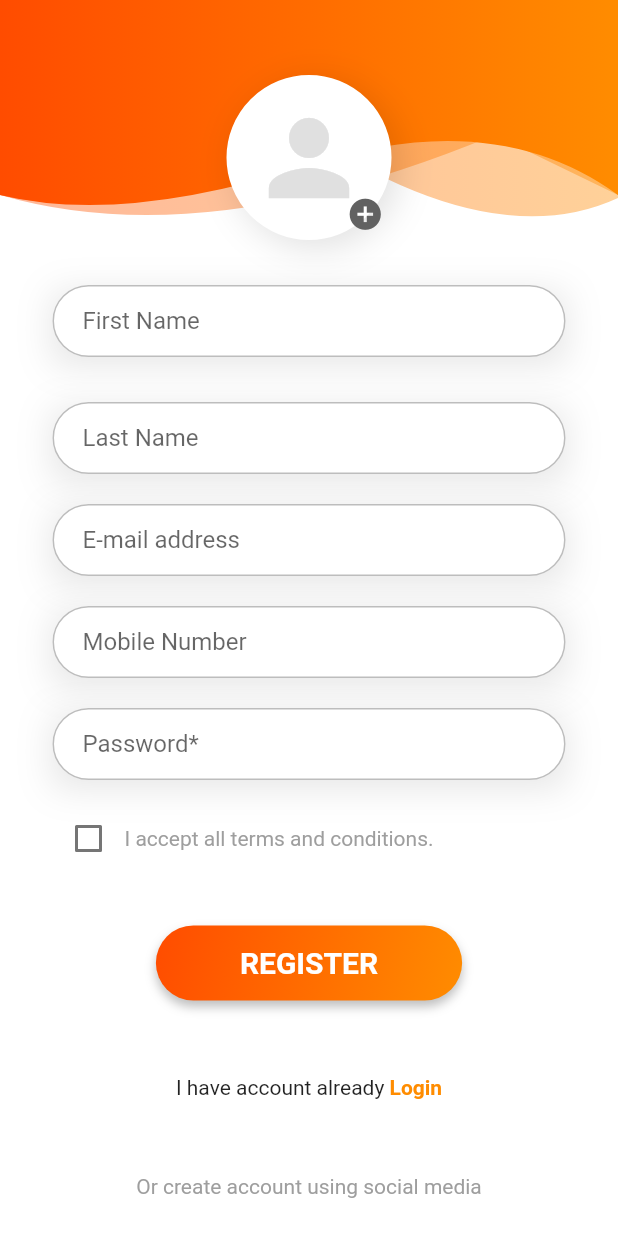
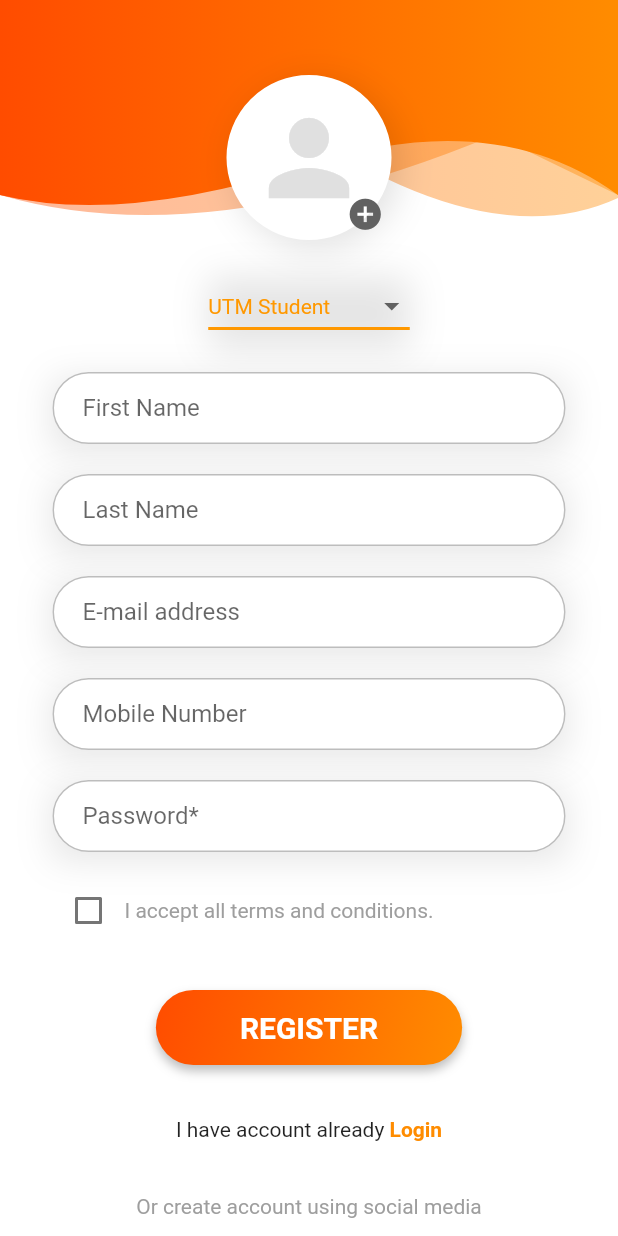
Before and after one commit to softtechforgeeks/Food-Bazaar-App, a Flutter app: the RegistrationPage screen opened directly, on a phone screen of 412 x 824 dp. Run offline on Flutter 3.47's test engine with Material 2 defaults, Android fonts, the phone set to English and light mode, and no system bars; our stand-ins replace cloud_firestore, firebase_auth, firebase_core, fluttertoast, font_awesome_flutter, hexcolor and 1 more; missing offline and left inert: cloud_firestore_web, firebase_analytics_web, firebase_auth_web, firebase_core_web; accounts and stored records are empty.

Commit message:
user's title

```diff
--- a/lib/models/user.dart
+++ b/lib/models/user.dart
@@ -4,6 +4,7 @@ class UserModel {
   String? firstName;
   String? lastName;
   String? mobile;
+  String? title;
   String? password;
 
   UserModel(
@@ -12,6 +13,7 @@ class UserModel {
       this.firstName,
       this.lastName,
       this.mobile,
+      this.title,
       this.password});
 
   // receiving data from server
@@ -22,6 +24,7 @@ class UserModel {
       firstName: map['firstName'],
       lastName: map['lastName'],
       mobile: map['mobile'],
+      title: map['title'],
       password: map['password'],
     );
   }
@@ -34,6 +37,7 @@ class UserModel {
       'firstName': firstName,
       'lastName': lastName,
       'mobile': mobile,
+      'title': title,
       'password': password,
     };
   }
--- a/lib/pages/registration_page.dart
+++ b/lib/pages/registration_page.dart
@@ -11,6 +11,8 @@ import 'login_page.dart';
 import '../models/user.dart';
 
 class RegistrationPage extends StatefulWidget {
+  const RegistrationPage({Key? key}) : super(key: key);
+
   @override
   State<StatefulWidget> createState() {
     return _RegistrationPageState();
@@ -29,11 +31,12 @@ class _RegistrationPageState extends State<RegistrationPage> {
   String? errorMessage;
 
   // editing Controller
-  final firstNameController = new TextEditingController();
-  final secondNameController = new TextEditingController();
-  final emailController = new TextEditingController();
-  final passwordController = new TextEditingController();
-  final mobileController = new TextEditingController();
+  final firstNameController = TextEditingController();
+  final secondNameController = TextEditingController();
+  final emailController = TextEditingController();
+  final passwordController = TextEditingController();
+  final mobileController = TextEditingController();
+  String title = 'UTM Student';
 
   @override
   Widget build(BuildContext context) {
@@ -42,13 +45,13 @@ class _RegistrationPageState extends State<RegistrationPage> {
       body: SingleChildScrollView(
         child: Stack(
           children: [
-            Container(
+            const SizedBox(
               height: 150,
               child: HeaderWidget(150, false, Icons.person_add_alt_1_rounded),
             ),
             Container(
-              margin: EdgeInsets.fromLTRB(25, 50, 25, 10),
-              padding: EdgeInsets.fromLTRB(10, 0, 10, 0),
+              margin: const EdgeInsets.fromLTRB(25, 50, 25, 10),
+              padding: const EdgeInsets.fromLTRB(10, 0, 10, 0),
               alignment: Alignment.center,
               child: Column(
                 children: [
@@ -60,17 +63,17 @@ class _RegistrationPageState extends State<RegistrationPage> {
                           child: Stack(
                             children: [
                               Container(
-                                padding: EdgeInsets.all(10),
+                                padding: const EdgeInsets.all(10),
                                 decoration: BoxDecoration(
                                   borderRadius: BorderRadius.circular(100),
                                   border:
                                       Border.all(width: 5, color: Colors.white),
                                   color: Colors.white,
-                                  boxShadow: [
+                                  boxShadow: const [
                                     BoxShadow(
                                       color: Colors.black12,
                                       blurRadius: 20,
-                                      offset: const Offset(5, 5),
+                                      offset: Offset(5, 5),
                                     ),
                                   ],
                                 ),
@@ -81,7 +84,8 @@ class _RegistrationPageState extends State<RegistrationPage> {
                                 ),
                               ),
                               Container(
-                                padding: EdgeInsets.fromLTRB(80, 80, 0, 0),
+                                padding:
+                                    const EdgeInsets.fromLTRB(80, 80, 0, 0),
                                 child: Icon(
                                   Icons.add_circle,
                                   color: Colors.grey.shade700,
@@ -91,15 +95,46 @@ class _RegistrationPageState extends State<RegistrationPage> {
                             ],
                           ),
                         ),
-                        SizedBox(
-                          height: 30,
+                        const SizedBox(
+                          height: 20,
                         ),
+                        Container(
+                          child: DropdownButton<String>(
+                            value: title,
+                            elevation: 16,
+                            style: const TextStyle(color: Colors.orange),
+                            underline: Container(
+                              height: 2,
+                              color: Colors.orange,
+                            ),
+                            onChanged: (String? newValue) {
+                              setState(() {
+                                title = newValue!;
+                              });
+                            },
+                            items: <String>[
+                              'UTM Student',
+                              'UTM Staff',
+                              'Normal Customer'
+                            ].map<DropdownMenuItem<String>>((String value) {
+                              return DropdownMenuItem<String>(
+                                value: value,
+                                child: Text(value),
+                              );
+                            }).toList(),
+                            // onSaved: (value) {
+                            //   secondNameController.text = value!;
+                            // },
+                          ),
+                          decoration: ThemeHelper().inputBoxDecorationShaddow(),
+                        ),
+                        const SizedBox(height: 20.0),
                         Container(
                           child: TextFormField(
                             controller: firstNameController,
                             keyboardType: TextInputType.name,
                             validator: (value) {
-                              RegExp regex = new RegExp(r'^.{3,}$');
+                              RegExp regex = RegExp(r'^.{3,}$');
                               if (value!.isEmpty) {
                                 return ("First Name cannot be Empty");
                               }
@@ -117,8 +152,8 @@ class _RegistrationPageState extends State<RegistrationPage> {
                           ),
                           decoration: ThemeHelper().inputBoxDecorationShaddow(),
                         ),
-                        SizedBox(
-                          height: 30,
+                        const SizedBox(
+                          height: 20,
                         ),
                         Container(
                           child: TextFormField(
@@ -139,7 +174,7 @@ class _RegistrationPageState extends State<RegistrationPage> {
                           ),
                           decoration: ThemeHelper().inputBoxDecorationShaddow(),
                         ),
-                        SizedBox(height: 20.0),
+                        const SizedBox(height: 20.0),
                         Container(
                           child: TextFormField(
                             controller: emailController,
@@ -164,7 +199,7 @@ class _RegistrationPageState extends State<RegistrationPage> {
                           ),
                           decoration: ThemeHelper().inputBoxDecorationShaddow(),
                         ),
-                        SizedBox(height: 20.0),
+                        const SizedBox(height: 20.0),
                         Container(
                           child: TextFormField(
                             controller: mobileController,
@@ -186,7 +221,7 @@ class _RegistrationPageState extends State<RegistrationPage> {
                           ),
                           decoration: ThemeHelper().inputBoxDecorationShaddow(),
                         ),
-                        SizedBox(height: 20.0),
+                        const SizedBox(height: 20.0),
                         Container(
                           child: TextFormField(
                             controller: passwordController,
@@ -194,7 +229,7 @@ class _RegistrationPageState extends State<RegistrationPage> {
                             decoration: ThemeHelper().textInputDecoration(
                                 "Password*", "Enter your password"),
                             validator: (val) {
-                              RegExp regex = new RegExp(r'^.{6,}$');
+                              RegExp regex = RegExp(r'^.{6,}$');
                               if (val!.isEmpty) {
                                 return ("Password is required for login");
                               }
@@ -209,7 +244,7 @@ class _RegistrationPageState extends State<RegistrationPage> {
                           ),
                           decoration: ThemeHelper().inputBoxDecorationShaddow(),
                         ),
-                        SizedBox(height: 15.0),
+                        const SizedBox(height: 15.0),
                         FormField<bool>(
                           builder: (state) {
                             return Column(
@@ -224,7 +259,7 @@ class _RegistrationPageState extends State<RegistrationPage> {
                                             state.didChange(value);
                                           });
                                         }),
-                                    Text(
+                                    const Text(
                                       "I accept all terms and conditions.",
                                       style: TextStyle(color: Colors.grey),
                                     ),
@@ -252,7 +287,7 @@ class _RegistrationPageState extends State<RegistrationPage> {
                             }
                           },
                         ),
-                        SizedBox(height: 20.0),
+                        const SizedBox(height: 15.0),
                         Container(
                           decoration:
                               ThemeHelper().buttonBoxDecoration(context),
@@ -263,7 +298,7 @@ class _RegistrationPageState extends State<RegistrationPage> {
                                   const EdgeInsets.fromLTRB(40, 10, 40, 10),
                               child: Text(
                                 "Register".toUpperCase(),
-                                style: TextStyle(
+                                style: const TextStyle(
                                   fontSize: 20,
                                   fontWeight: FontWeight.bold,
                                   color: Colors.white,
@@ -282,12 +317,12 @@ class _RegistrationPageState extends State<RegistrationPage> {
                             },
                           ),
                         ),
-                        SizedBox(height: 30.0),
+                        const SizedBox(height: 15.0),
                         Container(
-                          margin: EdgeInsets.fromLTRB(10, 20, 10, 20),
+                          margin: const EdgeInsets.fromLTRB(10, 20, 10, 20),
                           //child: Text('Don\'t have an account? Create'),
                           child: Text.rich(TextSpan(children: [
-                            TextSpan(text: "I have account already "),
+                            const TextSpan(text: "I have account already "),
                             TextSpan(
                               text: 'Login',
                               recognizer: TapGestureRecognizer()
@@ -295,7 +330,8 @@ class _RegistrationPageState extends State<RegistrationPage> {
                                   Navigator.push(
                                       context,
                                       MaterialPageRoute(
-                                          builder: (context) => LoginPage()));
+                                          builder: (context) =>
+                                              const LoginPage()));
                                 },
                               style: TextStyle(
                                   fontWeight: FontWeight.bold,
@@ -304,12 +340,12 @@ class _RegistrationPageState extends State<RegistrationPage> {
                             ),
                           ])),
                         ),
-                        SizedBox(height: 30.0),
-                        Text(
+                        const SizedBox(height: 15.0),
+                        const Text(
                           "Or create account using social media",
                           style: TextStyle(color: Colors.grey),
                         ),
-                        SizedBox(height: 25.0),
+                        const SizedBox(height: 15.0),
                         Row(
                           mainAxisAlignment: MainAxisAlignment.center,
                           children: [
@@ -333,12 +369,12 @@ class _RegistrationPageState extends State<RegistrationPage> {
                                 });
                               },
                             ),
-                            SizedBox(
-                              width: 30.0,
+                            const SizedBox(
+                              width: 20.0,
                             ),
                             GestureDetector(
                               child: Container(
-                                padding: EdgeInsets.all(0),
+                                padding: const EdgeInsets.all(0),
                                 decoration: BoxDecoration(
                                   borderRadius: BorderRadius.circular(100),
                                   border: Border.all(
@@ -365,8 +401,8 @@ class _RegistrationPageState extends State<RegistrationPage> {
                                 });
                               },
                             ),
-                            SizedBox(
-                              width: 30.0,
+                            const SizedBox(
+                              width: 20.0,
                             ),
                             GestureDetector(
                               child: FaIcon(
@@ -446,7 +482,7 @@ class _RegistrationPageState extends State<RegistrationPage> {
     // sedning these values
 
     FirebaseFirestore firebaseFirestore = FirebaseFirestore.instance;
-    User? user = await _auth.currentUser;
+    User? user = _auth.currentUser;
 
     UserModel userModel = UserModel();
 
@@ -456,6 +492,7 @@ class _RegistrationPageState extends State<RegistrationPage> {
     userModel.firstName = firstNameController.text;
     userModel.lastName = secondNameController.text;
     userModel.mobile = mobileController.text;
+    userModel.title = title;
     userModel.password = passwordController.text;
 
     await firebaseFirestore
@@ -464,7 +501,9 @@ class _RegistrationPageState extends State<RegistrationPage> {
         .set(userModel.toMap());
     Fluttertoast.showToast(msg: "Account created successfully :) ");
 
-    Navigator.pushAndRemoveUntil((context),
-        MaterialPageRoute(builder: (context) => LoginPage()), (route) => false);
+    Navigator.pushAndRemoveUntil(
+        (context),
+        MaterialPageRoute(builder: (context) => const LoginPage()),
+        (route) => false);
   }
 }
--- a/lib/pages/widgets/header_widget.dart
+++ b/lib/pages/widgets/header_widget.dart
@@ -16,9 +16,9 @@ class HeaderWidget extends StatefulWidget {
 }
 
 class _HeaderWidgetState extends State<HeaderWidget> {
-  double _height;
-  bool _showIcon;
-  IconData _icon;
+  final double _height;
+  final bool _showIcon;
+  final IconData _icon;
 
   _HeaderWidgetState(this._height, this._showIcon, this._icon);
 
@@ -31,19 +31,19 @@ class _HeaderWidgetState extends State<HeaderWidget> {
         children: [
           ClipPath(
             child: Container(
-              decoration: new BoxDecoration(
-                gradient: new LinearGradient(
+              decoration: BoxDecoration(
+                gradient: LinearGradient(
                     colors: [
                       Theme.of(context).primaryColor.withOpacity(0.4),
                       Theme.of(context).colorScheme.secondary.withOpacity(0.4),
                     ],
                     begin: const FractionalOffset(0.0, 0.0),
                     end: const FractionalOffset(1.0, 0.0),
-                    stops: [0.0, 1.0],
+                    stops: const [0.0, 1.0],
                     tileMode: TileMode.clamp),
               ),
             ),
-            clipper: new ShapeClipper([
+            clipper: ShapeClipper([
               Offset(width / 5, _height),
               Offset(width / 10 * 5, _height - 60),
               Offset(width / 5 * 4, _height + 20),
@@ -52,19 +52,19 @@ class _HeaderWidgetState extends State<HeaderWidget> {
           ),
           ClipPath(
             child: Container(
-              decoration: new BoxDecoration(
-                gradient: new LinearGradient(
+              decoration: BoxDecoration(
+                gradient: LinearGradient(
                     colors: [
                       Theme.of(context).primaryColor.withOpacity(0.4),
                       Theme.of(context).colorScheme.secondary.withOpacity(0.4),
                     ],
                     begin: const FractionalOffset(0.0, 0.0),
                     end: const FractionalOffset(1.0, 0.0),
-                    stops: [0.0, 1.0],
+                    stops: const [0.0, 1.0],
                     tileMode: TileMode.clamp),
               ),
             ),
-            clipper: new ShapeClipper([
+            clipper: ShapeClipper([
               Offset(width / 3, _height + 20),
               Offset(width / 10 * 8, _height - 60),
               Offset(width / 5 * 4, _height - 60),
@@ -73,19 +73,19 @@ class _HeaderWidgetState extends State<HeaderWidget> {
           ),
           ClipPath(
             child: Container(
-              decoration: new BoxDecoration(
-                gradient: new LinearGradient(
+              decoration: BoxDecoration(
+                gradient: LinearGradient(
                     colors: [
                       Theme.of(context).primaryColor,
                       Theme.of(context).colorScheme.secondary,
                     ],
                     begin: const FractionalOffset(0.0, 0.0),
                     end: const FractionalOffset(1.0, 0.0),
-                    stops: [0.0, 1.0],
+                    stops: const [0.0, 1.0],
                     tileMode: TileMode.clamp),
               ),
             ),
-            clipper: new ShapeClipper([
+            clipper: ShapeClipper([
               Offset(width / 5, _height),
               Offset(width / 2, _height - 40),
               Offset(width / 5 * 4, _height - 80),
@@ -98,8 +98,8 @@ class _HeaderWidgetState extends State<HeaderWidget> {
               height: _height - 40,
               child: Center(
                 child: Container(
-                  margin: EdgeInsets.all(20),
-                  padding: EdgeInsets.only(
+                  margin: const EdgeInsets.all(20),
+                  padding: const EdgeInsets.only(
                     left: 5.0,
                     top: 20.0,
                     right: 5.0,
@@ -107,7 +107,7 @@ class _HeaderWidgetState extends State<HeaderWidget> {
                   ),
                   decoration: BoxDecoration(
                     // borderRadius: BorderRadius.circular(20),
-                    borderRadius: BorderRadius.only(
+                    borderRadius: const BorderRadius.only(
                       topLeft: Radius.circular(100),
                       topRight: Radius.circular(100),
                       bottomLeft: Radius.circular(60),
@@ -135,7 +135,7 @@ class ShapeClipper extends CustomClipper<Path> {
   ShapeClipper(this._offsets);
   @override
   Path getClip(Size size) {
-    var path = new Path();
+    var path = Path();
 
     path.lineTo(0.0, size.height - 20);
 
--- a/lib/wrapper.dart
+++ b/lib/wrapper.dart
@@ -12,6 +12,6 @@ class Wrapper extends StatelessWidget {
     final userModel = Provider.of<UserModel>(context);
     print(userModel.uid);
     // return either home or login page
-    return (userModel.uid != null) ? Home() : LoginPage();
+    return (userModel.uid != null) ? const Home() : const LoginPage();
   }
 }
--- a/pubspec.yaml
+++ b/pubspec.yaml
@@ -3,7 +3,7 @@ description: A new Flutter Login Registration App Ui Design.
 
 # The following line prevents the package from being accidentally published to
 # pub.dev using `pub publish`. This is preferred for private packages.
-publish_to: 'none' # Remove this line if you wish to publish to pub.dev
+publish_to: "none" # Remove this line if you wish to publish to pub.dev
 
 # The following defines the version and build number for your application.
 # A version number is three numbers separated by dots, like 1.2.43
@@ -30,6 +30,7 @@ dependencies:
   provider: ^6.0.2
   fluttertoast: ^8.0.9
   http: ^0.13.4
+  flutter_lints: ^1.0.4
 
   # The following adds the Cupertino Icons font to your application.
   # Use with the CupertinoIcons class for iOS style icons.
@@ -54,7 +55,6 @@ flutter_icons:
 
 # The following section is specific to Flutter.
 flutter:
-
   # The following line ensures that the Material Icons font is
   # included with your application, so that you can use the icons in
   # the material Icons class.
@@ -62,7 +62,7 @@ flutter:
 
   # To add assets to your application, add an assets section, like this:
   assets:
-  - assets/logo.png
+    - assets/logo.png
   #   - images/a_dot_ham.jpeg
 
   # An image asset can refer to one or more resolution-specific "variants", see
```
Also changed, not shown: lib/pages/forgot_password_page.dart (+22 -22 lines), lib/pages/forgot_password_verification_page.dart (+15 -15 lines), lib/pages/home.dart (+8 -7 lines), lib/pages/login_page.dart (+22 -20 lines), lib/pages/profile_page.dart (+45 -40 lines), lib/pages/splash_screen.dart (+10 -12 lines), pubspec.lock.
